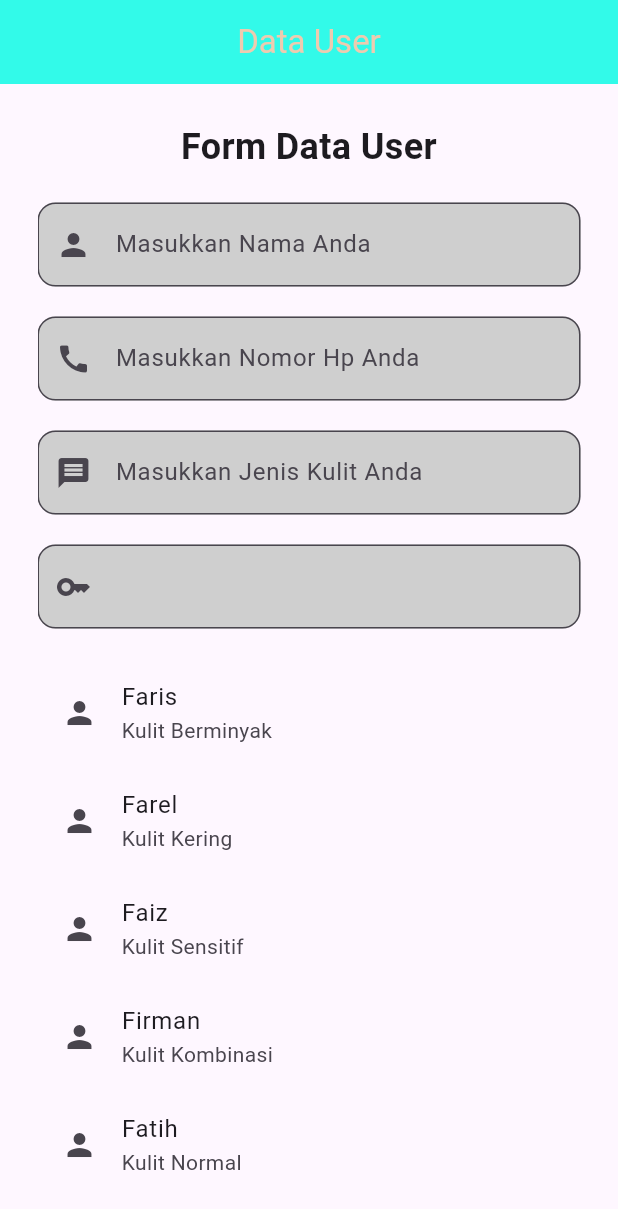
After one commit to AAISkuy/latihan_flutter_dasar, a Flutter app: the screen it shows after launch, on a phone screen of 412 x 824 dp. The commit adds this screen. Shown: the top 1209 px of the screen. Run offline on Flutter 3.47's test engine with Material 3 defaults, Android fonts, the phone set to English and light mode, and no system bars.

Commit message:
Selesai pengerjaan tugas 4 ListView dan ListTile

```diff
--- /dev/null
+++ b/lib/latihan4Flutter.dart
@@ -0,0 +1,117 @@
+import 'package:flutter/material.dart';
+
+class dataUser extends StatelessWidget {
+  const dataUser({super.key});
+
+  @override
+  Widget build(BuildContext context) {
+    return Scaffold(
+      appBar: AppBar(
+        centerTitle: true,
+        backgroundColor: Color.fromARGB(255, 50, 250, 233),
+        title: Text('Data User', style: TextStyle(color: Color(0xFFEECBAF))),
+      ),
+
+      body: Padding(
+        padding: const EdgeInsets.all(25.0),
+        child: ListView(
+          children: [
+            Text(
+              'Form Data User',
+              textAlign: TextAlign.center,
+              style: TextStyle(fontSize: 24, fontWeight: FontWeight.bold),
+            ),
+            SizedBox(height: 20),
+            TextField(
+              decoration: InputDecoration(
+                hintText: "Masukkan Nama Anda",
+                filled: true,
+                fillColor: const Color.fromARGB(255, 207, 207, 207),
+                border: OutlineInputBorder(
+                  borderRadius: BorderRadius.circular(12),
+                ),
+                prefixIcon: Icon(Icons.person),
+              ),
+            ),
+            SizedBox(height: 20),
+
+            TextField(
+              decoration: InputDecoration(
+                hintText: "Masukkan Nomor Hp Anda",
+                filled: true,
+                fillColor: const Color.fromARGB(255, 207, 207, 207),
+                border: OutlineInputBorder(
+                  borderRadius: BorderRadius.circular(12),
+                ),
+                prefixIcon: Icon(Icons.call),
+              ),
+            ),
+            SizedBox(height: 20),
+
+            TextField(
+              decoration: InputDecoration(
+                hintText: "Masukkan Jenis Kulit Anda",
+                filled: true,
+                fillColor: const Color.fromARGB(255, 207, 207, 207),
+                border: OutlineInputBorder(
+                  borderRadius: BorderRadius.circular(12),
+                ),
+                prefixIcon: Icon(Icons.message),
+              ),
+            ),
+            SizedBox(height: 20),
+
+            TextField(
+              obscureText: true,
+              decoration: InputDecoration(
+                filled: true,
+                fillColor: const Color.fromARGB(255, 207, 207, 207),
+                border: OutlineInputBorder(
+                  borderRadius: BorderRadius.circular(12),
+                ),
+                prefixIcon: Icon(Icons.key),
+              ),
+            ),
+            SizedBox(height: 20),
+
+            ListTile(
+              leading: Icon(Icons.person),
+              title: Text("Faris"),
+              subtitle: Text("Kulit Berminyak"),
+            ),
+
+            ListTile(
+              leading: Icon(Icons.person),
+              title: Text("Farel"),
+              subtitle: Text("Kulit Kering"),
+            ),
+
+            ListTile(
+              leading: Icon(Icons.person),
+              title: Text("Faiz"),
+              subtitle: Text("Kulit Sensitif"),
+            ),
+
+            ListTile(
+              leading: Icon(Icons.person),
+              title: Text("Firman"),
+              subtitle: Text("Kulit Kombinasi"),
+            ),
+
+            ListTile(
+              leading: Icon(Icons.person),
+              title: Text("Fatih"),
+              subtitle: Text("Kulit Normal"),
+            ),
+
+            ListTile(
+              leading: Icon(Icons.person),
+              title: Text("Fahri"),
+              subtitle: Text("Kulit Normal"),
+            ),
+          ],
+        ),
+      ),
+    );
+  }
+}
--- a/lib/main.dart
+++ b/lib/main.dart
@@ -1,5 +1,5 @@
 import 'package:flutter/material.dart';
-import 'package:latihan_flutter_dasar/latihan3Flutter.dart';
+import 'package:latihan_flutter_dasar/latihan4Flutter.dart';
 
 void main() {
   runApp(const MyApp());
@@ -31,7 +31,7 @@ class MyApp extends StatelessWidget {
         // tested with just a hot reload.
         colorScheme: .fromSeed(seedColor: Colors.deepPurple),
       ),
-      home: registrasiCatalogCare(),
+      home: dataUser(),
     );
   }
 }
```
